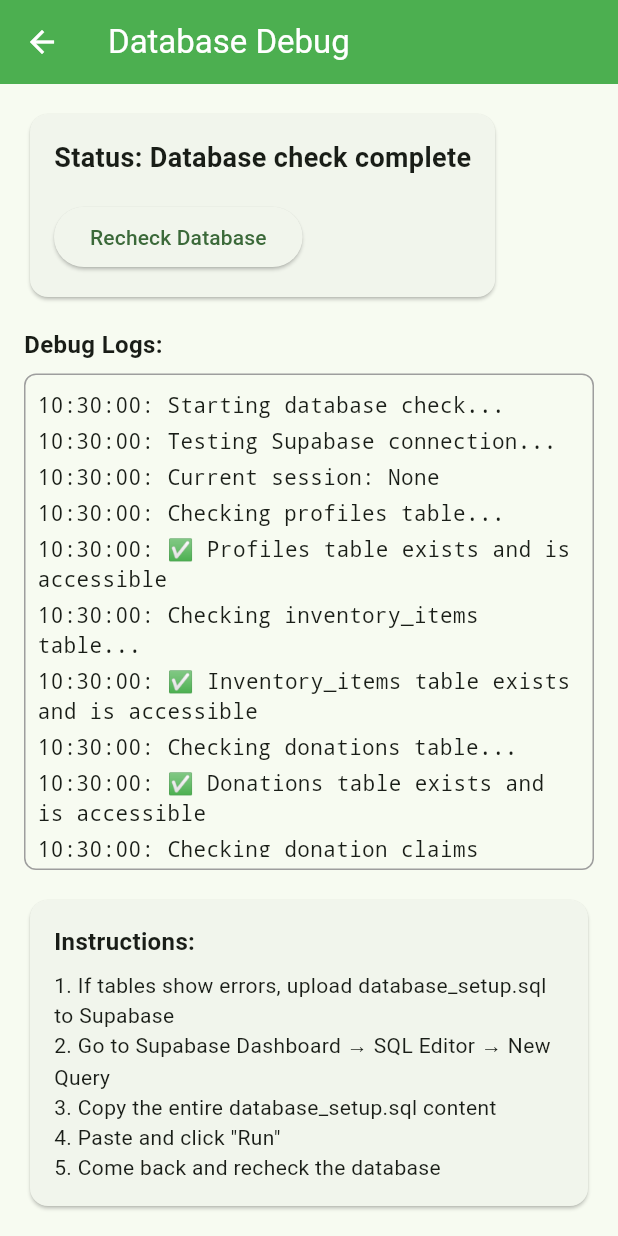
After one commit to Prxthvx/Wasteless, a Flutter app: the screen it shows after launch, after a tap on "Debug Database", on a phone screen of 412 x 824 dp. The commit adds this screen. Run offline on Flutter 3.47's test engine with Material 3 defaults, Android fonts, the phone set to English and light mode, and no system bars; our stand-ins replace flutter_local_notifications, supabase_flutter; accounts and stored records are empty.

Commit message:
Fixed login issue and Inventory issue

```diff
--- a/lib/main.dart
+++ b/lib/main.dart
@@ -5,6 +5,7 @@ import 'screens/auth/login_screen.dart';
 import 'screens/auth/signup_screen.dart';
 import 'screens/welcome_screen.dart';
 import 'screens/demo/demo_role_picker.dart';
+import 'screens/debug_screen.dart';
 
 Future<void> main() async {
   WidgetsFlutterBinding.ensureInitialized();
@@ -25,6 +26,7 @@ class MyApp extends StatelessWidget {
   Widget build(BuildContext context) {
             return MaterialApp(
           title: 'WasteLess',
+          debugShowCheckedModeBanner: false,
           theme: ThemeData(
             colorScheme: ColorScheme.fromSeed(seedColor: Colors.green),
             useMaterial3: true,
@@ -36,6 +38,7 @@ class MyApp extends StatelessWidget {
               '/login': (context) => const LoginScreen(),
               '/signup': (context) => const SignupScreen(),
               '/demo': (context) => const DemoRolePickerScreen(),
+              '/debug': (context) => const DebugScreen(),
             },
         );
   }
--- /dev/null
+++ b/lib/screens/debug_screen.dart
@@ -0,0 +1,198 @@
+import 'package:flutter/material.dart';
+import 'package:supabase_flutter/supabase_flutter.dart';
+import '../services/supabase_service.dart';
+
+class DebugScreen extends StatefulWidget {
+  const DebugScreen({super.key});
+
+  @override
+  State<DebugScreen> createState() => _DebugScreenState();
+}
+
+class _DebugScreenState extends State<DebugScreen> {
+  String _status = 'Checking...';
+  List<String> _logs = [];
+
+  @override
+  void initState() {
+    super.initState();
+    _checkDatabase();
+  }
+
+  Future<void> _checkDatabase() async {
+    _addLog('Starting database check...');
+
+    try {
+      // Check if we can connect to Supabase
+      _addLog('Testing Supabase connection...');
+      final session = SupabaseService.client.auth.currentSession;
+      _addLog('Current session: ${session != null ? 'Active' : 'None'}');
+
+      // Check if profiles table exists
+      _addLog('Checking profiles table...');
+      try {
+        final response = await SupabaseService.client
+            .from('profiles')
+            .select('count')
+            .limit(1);
+        _addLog('✅ Profiles table exists and is accessible');
+      } catch (e) {
+        _addLog('❌ Profiles table error: $e');
+        setState(() {
+          _status = 'Database setup incomplete';
+        });
+        return;
+      }
+
+      // Check if inventory_items table exists
+      _addLog('Checking inventory_items table...');
+      try {
+        final response = await SupabaseService.client
+            .from('inventory_items')
+            .select('count')
+            .limit(1);
+        _addLog('✅ Inventory_items table exists and is accessible');
+      } catch (e) {
+        _addLog('❌ Inventory_items table error: $e');
+      }
+
+      // Check if donations table exists
+      _addLog('Checking donations table...');
+      try {
+        final response = await SupabaseService.client
+            .from('donations')
+            .select('count')
+            .limit(1);
+        _addLog('✅ Donations table exists and is accessible');
+      } catch (e) {
+        _addLog('❌ Donations table error: $e');
+      }
+
+      // Check if donation_claims table exists
+      _addLog('Checking donation_claims table...');
+      try {
+        final response = await SupabaseService.client
+            .from('donation_claims')
+            .select('count')
+            .limit(1);
+        _addLog('✅ Donation_claims table exists and is accessible');
+      } catch (e) {
+        _addLog('❌ Donation_claims table error: $e');
+      }
+
+      setState(() {
+        _status = 'Database check complete';
+      });
+      _addLog('✅ Database check completed successfully');
+
+    } catch (e) {
+      _addLog('❌ Database check failed: $e');
+      setState(() {
+        _status = 'Database check failed';
+      });
+    }
+  }
+
+  void _addLog(String message) {
+    setState(() {
+      _logs.add('${DateTime.now().toString().substring(11, 19)}: $message');
+    });
+  }
+
+  @override
+  Widget build(BuildContext context) {
+    return Scaffold(
+      appBar: AppBar(
+        title: const Text('Database Debug'),
+        backgroundColor: Colors.green,
+        foregroundColor: Colors.white,
+      ),
+      body: Padding(
+        padding: const EdgeInsets.all(16.0),
+        child: Column(
+          crossAxisAlignment: CrossAxisAlignment.start,
+          children: [
+            Card(
+              child: Padding(
+                padding: const EdgeInsets.all(16.0),
+                child: Column(
+                  crossAxisAlignment: CrossAxisAlignment.start,
+                  children: [
+                    Text(
+                      'Status: $_status',
+                      style: const TextStyle(
+                        fontSize: 18,
+                        fontWeight: FontWeight.bold,
+                      ),
+                    ),
+                    const SizedBox(height: 16),
+                    ElevatedButton(
+                      onPressed: _checkDatabase,
+                      child: const Text('Recheck Database'),
+                    ),
+                  ],
+                ),
+              ),
+            ),
+            const SizedBox(height: 16),
+            const Text(
+              'Debug Logs:',
+              style: TextStyle(
+                fontSize: 16,
+                fontWeight: FontWeight.bold,
+              ),
+            ),
+            const SizedBox(height: 8),
+            Expanded(
+              child: Container(
+                padding: const EdgeInsets.all(8),
+                decoration: BoxDecoration(
+                  border: Border.all(color: Colors.grey),
+                  borderRadius: BorderRadius.circular(8),
+                ),
+                child: ListView.builder(
+                  itemCount: _logs.length,
+                  itemBuilder: (context, index) {
+                    return Padding(
+                      padding: const EdgeInsets.symmetric(vertical: 2),
+                      child: Text(
+                        _logs[index],
+                        style: const TextStyle(fontFamily: 'monospace'),
+                      ),
+                    );
+                  },
+                ),
+              ),
+            ),
+            const SizedBox(height: 16),
+            const Card(
+              child: Padding(
+                padding: EdgeInsets.all(16.0),
+                child: Column(
+                  crossAxisAlignment: CrossAxisAlignment.start,
+                  children: [
+                    Text(
+                      'Instructions:',
+                      style: TextStyle(
+                        fontSize: 16,
+                        fontWeight: FontWeight.bold,
+                      ),
+                    ),
+                    SizedBox(height: 8),
+                    Text(
+                      '1. If tables show errors, upload database_setup.sql to Supabase\n'
+                      '2. Go to Supabase Dashboard → SQL Editor → New Query\n'
+                      '3. Copy the entire database_setup.sql content\n'
+                      '4. Paste and click "Run"\n'
+                      '5. Come back and recheck the database',
+                    ),
+                  ],
+                ),
+              ),
+            ),
+          ],
+        ),
+      ),
+    );
+  }
+}
--- a/lib/screens/welcome_screen.dart
+++ b/lib/screens/welcome_screen.dart
@@ -155,6 +155,14 @@ class WelcomeScreen extends StatelessWidget {
                         style: TextStyle(color: Colors.white, fontSize: 16, decoration: TextDecoration.underline),
                       ),
                     ),
+                    const SizedBox(height: 8),
+                    TextButton(
+                      onPressed: () => Navigator.of(context).pushNamed('/debug'),
+                      child: const Text(
+                        'Debug Database',
+                        style: TextStyle(color: Colors.orange, fontSize: 14, decoration: TextDecoration.underline),
+                      ),
+                    ),
                   ],
                 ),
                 const SizedBox(height: 32),
```
Also changed, not shown: lib/screens/auth/auth_wrapper.dart (+37 -4 lines), lib/screens/auth/login_screen.dart (+7 -2 lines), lib/screens/auth/signup_screen.dart (+28 -6 lines), lib/screens/dashboard/restaurant_dashboard.dart (+32 -4 lines), 1 other file. Lines whose indentation alone changed are shown as unchanged.
